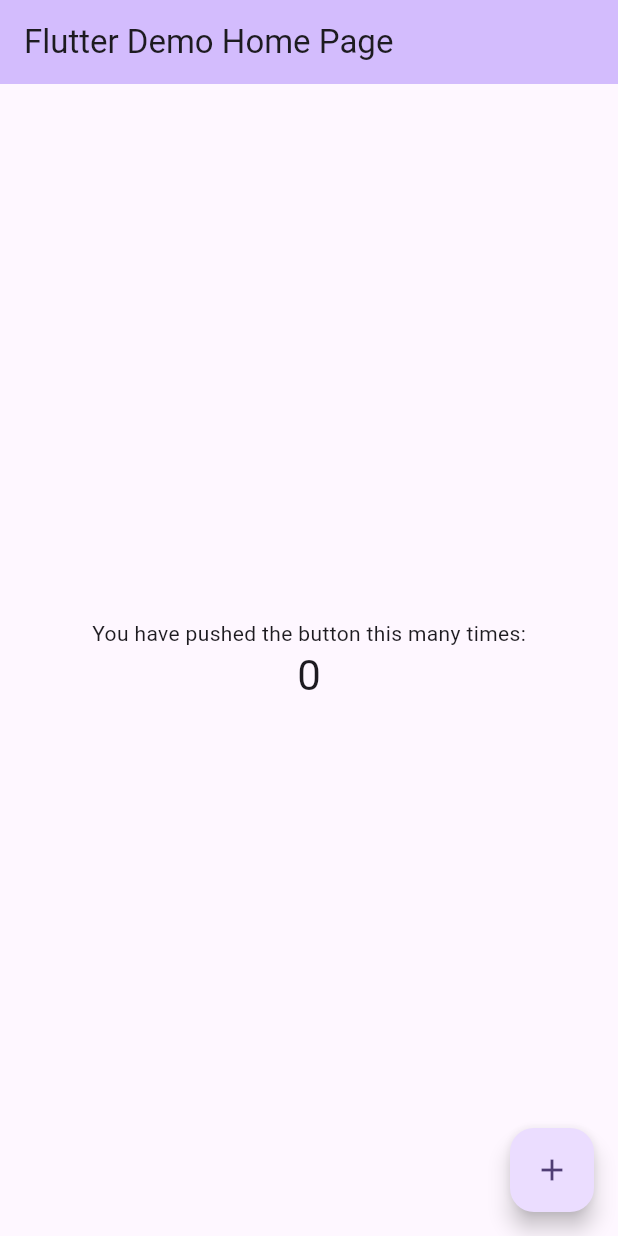
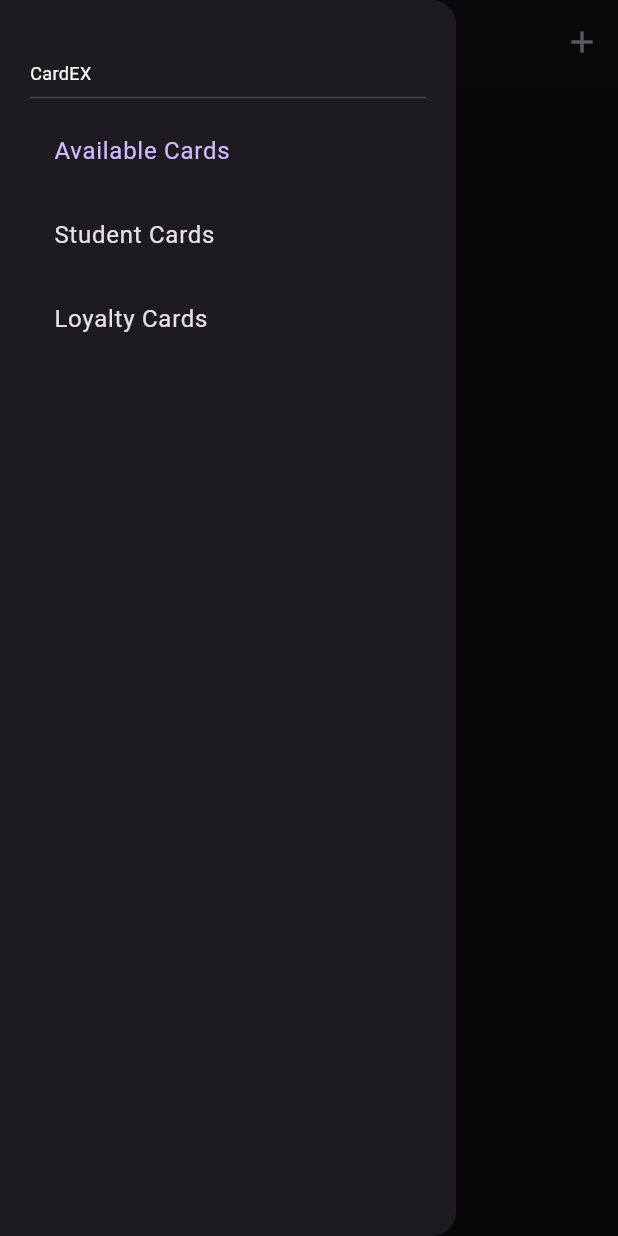
Before and after one commit to YakupAtahanov/Cardex, a Flutter app: the screen it shows after launch, with the side drawer open (before the commit the screen has no drawer), on a phone screen of 412 x 824 dp. Run offline on Flutter 3.47's test engine with Material 3 defaults, Android fonts, the light colour scheme and no system bars; Roboto replaces fonts that are missing (Inter, Sora).

Commit message:
Created overall layout for the app

```diff
--- a/cardex/lib/main.dart
+++ b/cardex/lib/main.dart
@@ -1,122 +1,56 @@
 import 'package:flutter/material.dart';
+import 'package:cardex/themes/text_styles.dart';
+import 'package:cardex/widgets/side_menu.dart';
 
 void main() {
-  runApp(const MyApp());
+  runApp(MyApp());
 }
 
 class MyApp extends StatelessWidget {
   const MyApp({super.key});
 
-  // This widget is the root of your application.
   @override
   Widget build(BuildContext context) {
     return MaterialApp(
-      title: 'Flutter Demo',
-      theme: ThemeData(
-        // This is the theme of your application.
-        //
-        // TRY THIS: Try running your application with "flutter run". You'll see
-        // the application has a purple toolbar. Then, without quitting the app,
-        // try changing the seedColor in the colorScheme below to Colors.green
-        // and then invoke "hot reload" (save your changes or press the "hot
-        // reload" button in a Flutter-supported IDE, or press "r" if you used
-        // the command line to start the app).
-        //
-        // Notice that the counter didn't reset back to zero; the application
-        // state is not lost during the reload. To reset the state, use hot
-        // restart instead.
-        //
-        // This works for code too, not just values: Most code changes can be
-        // tested with just a hot reload.
-        colorScheme: ColorScheme.fromSeed(seedColor: Colors.deepPurple),
+      title: "CardEX",
+      theme: ThemeData.dark().copyWith(
+        scaffoldBackgroundColor: Color(0xFF121212),
+        textTheme: const TextTheme(
+          bodyMedium: TextStyle(fontFamily: 'Inter', color: Colors.white),
+        ),
       ),
-      home: const MyHomePage(title: 'Flutter Demo Home Page'),
+      home: const HomeScreen(),
+      // debugShowCheckedModeBanner: false,
     );
   }
 }
 
-class MyHomePage extends StatefulWidget {
-  const MyHomePage({super.key, required this.title});
-
-  // This widget is the home page of your application. It is stateful, meaning
-  // that it has a State object (defined below) that contains fields that affect
-  // how it looks.
-
-  // This class is the configuration for the state. It holds the values (in this
-  // case the title) provided by the parent (in this case the App widget) and
-  // used by the build method of the State. Fields in a Widget subclass are
-  // always marked "final".
-
-  final String title;
+class HomeScreen extends StatefulWidget {
+  // HomeScreen({Key key}, ...) : super(key: key);
+  const HomeScreen({super.key});
 
   @override
-  State<MyHomePage> createState() => _MyHomePageState();
+  State<HomeScreen> createState() => _HomeScreenState();
 }
 
-class _MyHomePageState extends State<MyHomePage> {
-  int _counter = 0;
-
-  void _incrementCounter() {
-    setState(() {
-      // This call to setState tells the Flutter framework that something has
-      // changed in this State, which causes it to rerun the build method below
-      // so that the display can reflect the updated values. If we changed
-      // _counter without calling setState(), then the build method would not be
-      // called again, and so nothing would appear to happen.
-      _counter++;
-    });
-  }
-
+class _HomeScreenState extends State<HomeScreen> {
   @override
   Widget build(BuildContext context) {
-    // This method is rerun every time setState is called, for instance as done
-    // by the _incrementCounter method above.
-    //
-    // The Flutter framework has been optimized to make rerunning build methods
-    // fast, so that you can just rebuild anything that needs updating rather
-    // than having to individually change instances of widgets.
     return Scaffold(
       appBar: AppBar(
-        // TRY THIS: Try changing the color here to a specific color (to
-        // Colors.amber, perhaps?) and trigger a hot reload to see the AppBar
-        // change color while the other colors stay the same.
-        backgroundColor: Theme.of(context).colorScheme.inversePrimary,
-        // Here we take the value from the MyHomePage object that was created by
-        // the App.build method, and use it to set our appbar title.
-        title: Text(widget.title),
+        title: const Text("Available Cards"),
+        centerTitle: true,
+        leading: Builder(
+          builder:
+              (context) => IconButton(
+                icon: const Icon(Icons.menu),
+                onPressed: () => Scaffold.of(context).openDrawer(),
+              ),
+        ),
+        actions: [IconButton(icon: const Icon(Icons.add), onPressed: () {})],
       ),
-      body: Center(
-        // Center is a layout widget. It takes a single child and positions it
-        // in the middle of the parent.
-        child: Column(
-          // Column is also a layout widget. It takes a list of children and
-          // arranges them vertically. By default, it sizes itself to fit its
-          // children horizontally, and tries to be as tall as its parent.
-          //
-          // Column has various properties to control how it sizes itself and
-          // how it positions its children. Here we use mainAxisAlignment to
-          // center the children vertically; the main axis here is the vertical
-          // axis because Columns are vertical (the cross axis would be
-          // horizontal).
-          //
-          // TRY THIS: Invoke "debug painting" (choose the "Toggle Debug Paint"
-          // action in the IDE, or press "p" in the console), to see the
-          // wireframe for each widget.
-          mainAxisAlignment: MainAxisAlignment.center,
-          children: <Widget>[
-            const Text('You have pushed the button this many times:'),
-            Text(
-              '$_counter',
-              style: Theme.of(context).textTheme.headlineMedium,
-            ),
-          ],
-        ),
-      ),
-      floatingActionButton: FloatingActionButton(
-        onPressed: _incrementCounter,
-        tooltip: 'Increment',
-        child: const Icon(Icons.add),
-      ), // This trailing comma makes auto-formatting nicer for build methods.
+      drawer: const SideMenu(),
+      body: const Center(child: Text("Main content goes here")),
     );
   }
 }
--- /dev/null
+++ b/cardex/lib/themes/text_styles.dart
@@ -0,0 +1,27 @@
+import 'package:flutter/material.dart';
+
+class AppTextStyles {
+  static const TextStyle heading = TextStyle(
+    fontFamily: 'Sora',
+    fontSize: 24,
+    color: Colors.white,
+  );
+
+  static const TextStyle sectionHeading = TextStyle(
+    fontFamily: 'Sora',
+    fontSize: 12,
+    color: Colors.white,
+  );
+
+  static const TextStyle item = TextStyle(
+    fontFamily: 'Inter',
+    fontSize: 16,
+    color: Colors.white,
+  );
+
+  static const TextStyle settingsSelectedChoise = TextStyle(
+    fontFamily: 'Inter',
+    fontSize: 16,
+    color: Colors.grey,
+  );
+}
--- /dev/null
+++ b/cardex/lib/widgets/side_menu.dart
@@ -0,0 +1,44 @@
+import 'package:flutter/material.dart';
+import 'package:cardex/themes/text_styles.dart';
+
+class SideMenu extends StatefulWidget {
+  const SideMenu({super.key});
+
+  @override
+  State<SideMenu> createState() => _SideMenuState();
+}
+
+class _SideMenuState extends State<SideMenu> {
+  final List<String> collections = [
+    "Available Cards",
+    "Student Cards",
+    "Loyalty Cards",
+  ];
+  String selected = "Available Cards";
+
+  @override
+  Widget build(BuildContext context) {
+    return Drawer(
+      child: ListView(
+        padding: const EdgeInsets.symmetric(vertical: 40, horizontal: 20),
+        children: [
+          const Text("CardEX", style: AppTextStyles.sectionHeading),
+          const Divider(),
+          ...collections.map((name) {
+            final isSelected = name == selected;
+            return ListTile(
+              title: Text(name),
+              selected: isSelected,
+              onTap: () {
+                setState(() {
+                  selected = name;
+                  Navigator.of(context).pop();
+                });
+              },
+            );
+          }),
+        ],
+      ),
+    );
+  }
+}
```
